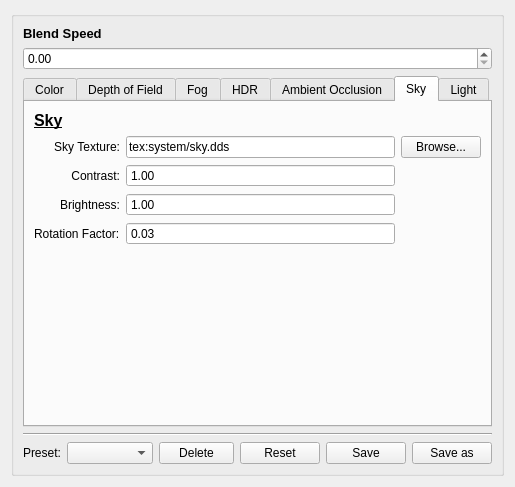
First picture: the form in code/qttoolkit/qtaddons/posteffectcontroller/ui/posteffectsettingswindow.ui, repository gscept/nebula-trifid, before the edit.
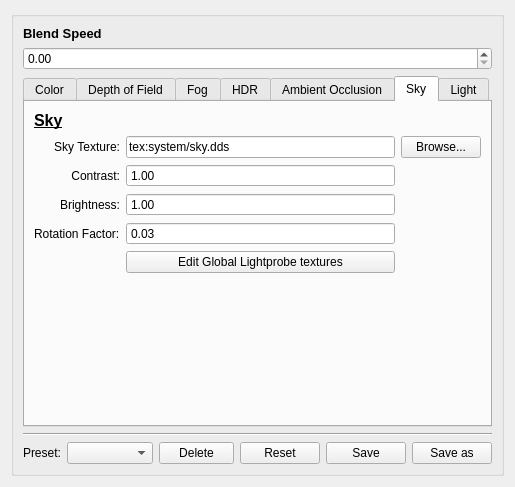
Second picture: the form after the edit. The open tabs and pages were chosen to show the change. Icons and pictures are not drawn.

Commit message: *posteffect* - fairly untested handling of the global light probe textures via the posteffect system. - complete but needs testing. UI may need some code cleanup

```diff
--- a/code/qttoolkit/qtaddons/posteffectcontroller/ui/posteffectsettingswindow.ui
+++ b/code/qttoolkit/qtaddons/posteffectcontroller/ui/posteffectsettingswindow.ui
@@ -1023,7 +1023,7 @@
             </property>
            </widget>
           </item>
-          <item row="5" column="0" colspan="3">
+          <item row="7" column="0" colspan="3">
            <spacer name="verticalSpacer_5">
             <property name="orientation">
              <enum>Qt::Vertical</enum>
@@ -1074,6 +1074,13 @@
             </property>
            </widget>
           </item>
+          <item row="5" column="1">
+           <widget class="QPushButton" name="lightProbeButton">
+            <property name="text">
+             <string>Edit Global Lightprobe textures</string>
+            </property>
+           </widget>
+          </item>
          </layout>
         </widget>
         <widget class="QWidget" name="tab_6">
```
The commit also changes 12 other files.
